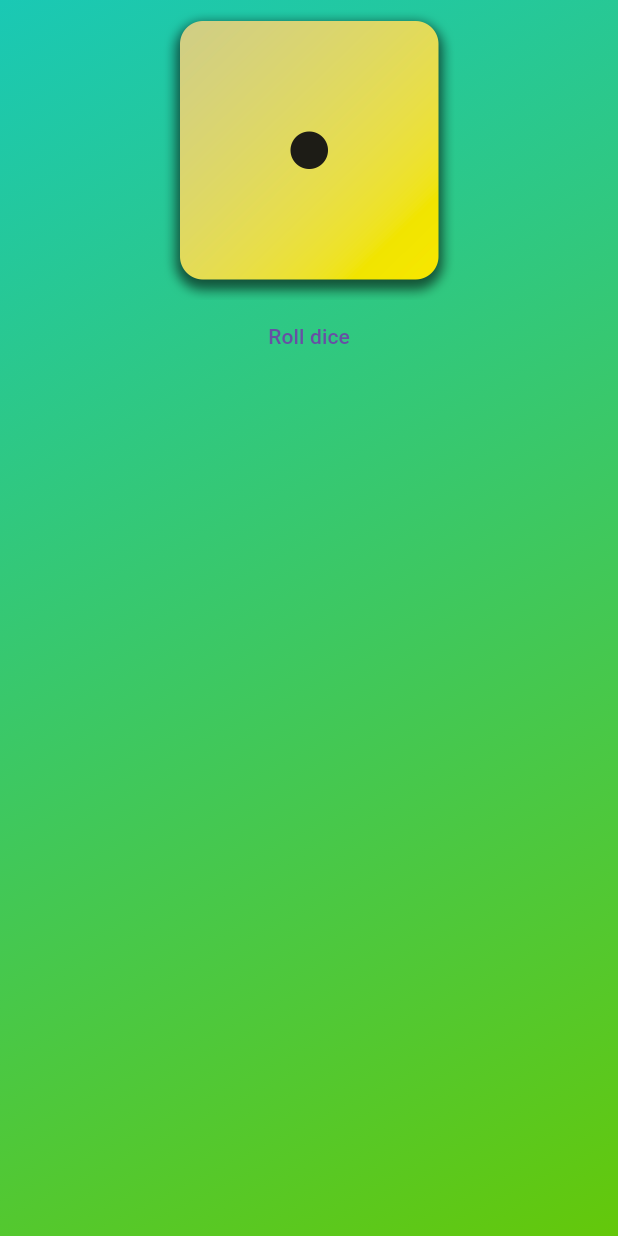
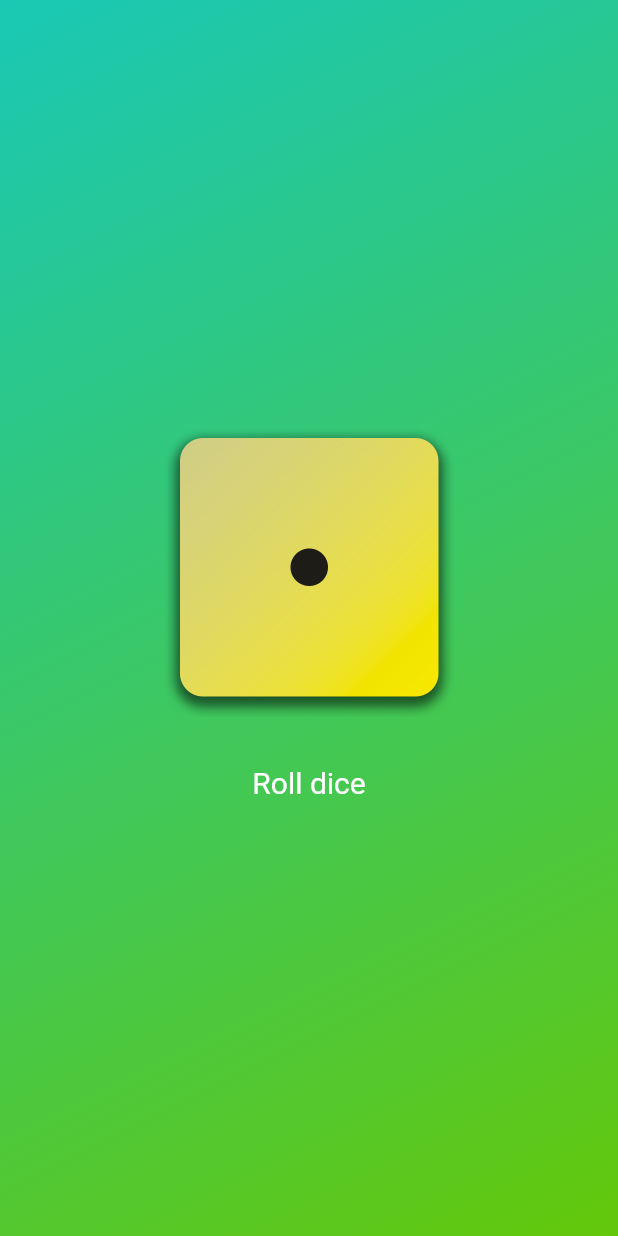
Before and after one commit to AaronPeterOcen/intro_flutter, a Flutter app: the screen it shows after launch, on a phone screen of 412 x 824 dp. Run offline on Flutter 3.47's test engine with Material 3 defaults, Android fonts, the phone set to English and light mode, and no system bars.

Commit message:
styling with padding

```diff
--- a/lib/color_gradient.dart
+++ b/lib/color_gradient.dart
@@ -24,13 +24,21 @@ class ColorContainer extends StatelessWidget {
           // Center aligns its child widget within the available space.
           // child: StyledText('das is brot'),
           child: Column(
+        mainAxisSize: MainAxisSize.min,
         children: [
           Image.asset(
             'assets/images/dice-1.png',
             width: 200,
           ),
+          const SizedBox(height: 20),
           TextButton(
             onPressed: diceRoller,
+            style: TextButton.styleFrom(
+                // padding: ,
+                foregroundColor: Colors.white,
+                textStyle: const TextStyle(
+                  fontSize: 20,
+                )),
             child: const Text('Roll dice'),
           )
         ],
```
